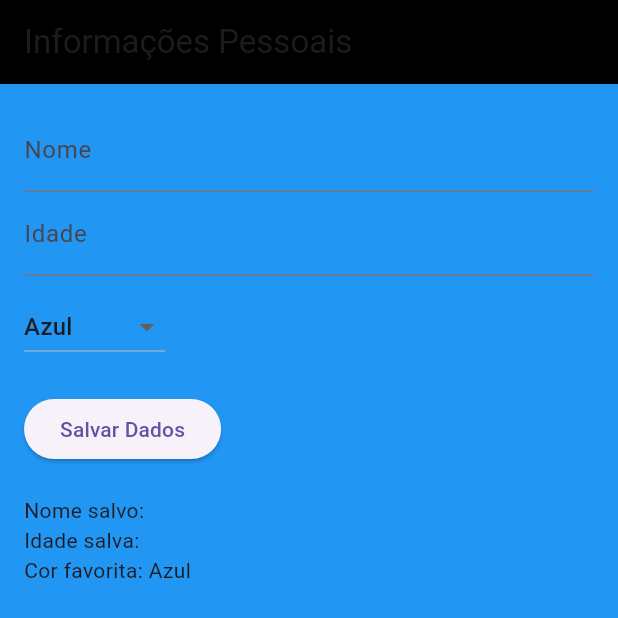
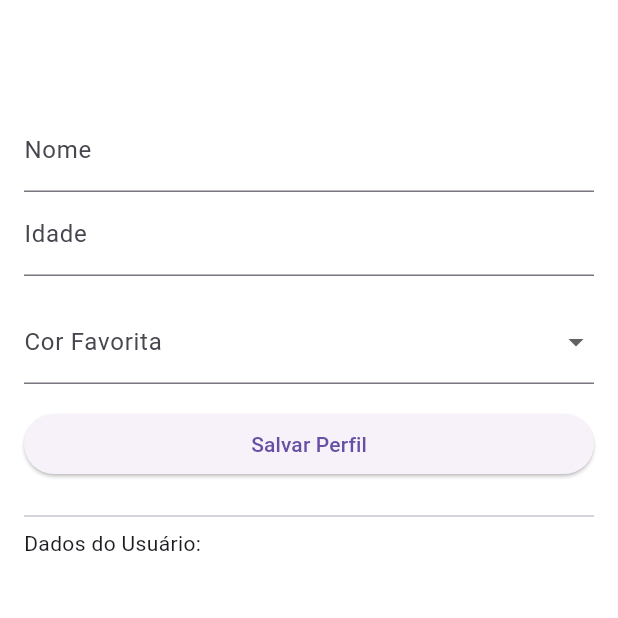
Before and after one commit to julia1626/meu_perfil_persistente, a Flutter app: the screen it shows after launch, on a phone screen of 412 x 824 dp, the top half of it. Run offline on Flutter 3.47's test engine with Material 3 defaults, Android fonts, the phone set to English and light mode, and no system bars; our stand-ins replace shared_preferences.

Commit message:
15/05/2025

```diff
--- a/exercicio_meu_perfil_persistente/lib/main.dart
+++ b/exercicio_meu_perfil_persistente/lib/main.dart
@@ -1,13 +1,128 @@
+//criar um tela de perfil persistente, que muda de cor ao selecionar salvar a cor
 import 'package:flutter/material.dart';
+import 'package:shared_preferences/shared_preferences.dart';
 
-import 'tela_inicial.dart';
-void main() {
-  runApp(MaterialApp(
-    initialRoute: "/",
-    routes: {
-      "/": (context) => TelaInicial(),
-    },
-    theme: ThemeData(brightness: Brightness.light),
-    darkTheme: ThemeData(brightness: Brightness.dark),
-  ));
+void main(){ //função principal. que vai fazer rodar a tela inicial
+ runApp(MaterialApp( //widget raiz (principal - Elementos Visual)
+  //home
+  home: PerfilPage(),
+  //consfigurações de rota
+  // routes: ,
+  //configurações de tema
+ ));
 }
+
+class PerfilPage extends StatefulWidget{ //Tela Dinâmica
+  //chamar o createState
+  @override
+  State<PerfilPage> createState()=> _PerfilPageState(); //chamar a mudança de estado da página
+}
+
+class _PerfilPageState extends State<PerfilPage>{
+  //atributos
+  TextEditingController _nomeController = TextEditingController();
+  TextEditingController _idadeController = TextEditingController();
+
+  String? _nome; //permite a variavel nula inicialmente
+  String? _idade;
+
+  String? _cor;
+  Color _corFundo = Colors.white; //cor inical do meu aplicativo
+
+  Map<String,Color> coresDisponiveis={
+    "Azul": Colors.blue,
+    "Verde": Colors.green,
+    "Vermelho": Colors.red,
+    "Amarelo": Colors.yellow,
+    "Cinza": Colors.grey,
+    "Preto": Colors.black,
+    "Branco": Colors.white,
+    "Rosa": Colors.pink,
+  };
+
+
+  //métodos
+  @override
+  void initState() {//método para carregar as informações antes de buildar a tela
+    // TODO: implement initState
+    super.initState();
+    _carregarPreferencias();
+  }
+
+  _carregarPreferencias() async{//metodo assuincrono (método que ira conectar com uam base de dados)
+    //conectar com a shared Preferences
+    SharedPreferences _prefs = await SharedPreferences.getInstance();
+    setState(() { //mudança de estado
+      _nome = _prefs.getString("nome");
+      _idade = _prefs.getString("idade");
+      _cor = _prefs.getString("cor");
+      if(_cor != null){
+        _corFundo = coresDisponiveis[_cor!]!; //cor não poder ser nullo
+      }
+    });
+  }
+
+  _salvarPreferencias() async{
+    SharedPreferences _prefs = await SharedPreferences.getInstance();
+    _nome = _nomeController.text.trim();
+    _idade = _idadeController.text.trim();
+    _corFundo = coresDisponiveis[_cor!]!;
+    await _prefs.setString("nome", _nome ?? "");
+    await _prefs.setString("idade", _idade ?? "");
+    await _prefs.setString("cor", _cor ?? "Branco");
+    setState(() {
+
+    });
+  }
+
+  @override
+  Widget build(BuildContext context) {
+    // TODO: implement build
+    return Scaffold(
+      backgroundColor: _corFundo,
+      appBar: AppBar(title: Text("Meu Perfil",
+          style: TextStyle(color: _cor=="Branco"? Colors.black : Colors.white ),),
+        backgroundColor: _corFundo,),
+      body: Padding(padding: EdgeInsets.all(16), child: ListView(
+        children: [
+          TextField(
+            controller: _nomeController,
+            decoration: InputDecoration(labelText: "Nome"),
+          ),
+          TextField(
+            controller: _idadeController,
+            decoration: InputDecoration(labelText: "Idade"),
+          ),
+          SizedBox(height: 16,),
+          DropdownButtonFormField(
+            value: _cor,
+            decoration: InputDecoration(labelText: "Cor Favorita"),
+            items: coresDisponiveis.keys.map(
+              (cor){
+                return DropdownMenuItem(
+                  value: cor,
+                  child: Text(cor));
+              }
+            ).toList(),
+            onChanged: (valor){
+              setState(() {
+                _cor = valor;
+              });
+            }),
+          SizedBox(height: 16,),
+          ElevatedButton(onPressed: _salvarPreferencias, child: Text("Salvar Perfil")),
+          SizedBox(height: 16,),
+          Divider(),
+          Text("Dados do Usuário:"),
+          //usar um if dentro do widget
+          if(_nome !=null)
+            Text("Nome: $_nome",style: TextStyle(color: _cor=="Branco"? Colors.black : Colors.white )),
+          if(_idade !=null)
+            Text("Idade: $_idade",style: TextStyle(color: _cor=="Branco"? Colors.black : Colors.white )),
+
+        ],
+      ),),
+    );
+  }
+
+}
--- a/exercicio_meu_perfil_persistente/lib/tela_inicial.dart
+++ /dev/null
@@ -1,114 +0,0 @@
-// Tela_inicial.dart
-import 'package:flutter/material.dart';
-import 'package:shared_preferences/shared_preferences.dart';
-
-class TelaInicial extends StatefulWidget {
-  const TelaInicial({super.key});
-
-  @override
-  State<TelaInicial> createState() => _TelaInicialState();
-}
-
-class _TelaInicialState extends State<TelaInicial> {
-  final TextEditingController _nomeController = TextEditingController();
-  final TextEditingController _idadeController = TextEditingController();
-  String _corSelecionada = 'Azul';
-  Color _corFundo = Colors.white;
-
-  String _nomeSalvo = '';
-  String _idadeSalva = '';
-  String _corSalva = '';
-
-  final Map<String, Color> coresDisponiveis = {
-    'Azul': Colors.blue,
-    'Verde': Colors.green,
-    'Vermelho': Colors.red,
-    'Rosa': Colors.pink,
-    'Roxo': Colors.deepPurple
-  };
-
-  @override
-  void initState() {
-    super.initState();
-    _carregarDados();
-  }
-
-  Future<void> _salvarDados() async {
-    SharedPreferences prefs = await SharedPreferences.getInstance();
-    await prefs.setString('nome', _nomeController.text);
-    await prefs.setString('idade', _idadeController.text);
-    await prefs.setString('cor', _corSelecionada);
-
-    setState(() {
-      _nomeSalvo = _nomeController.text;
-      _idadeSalva = _idadeController.text;
-      _corSalva = _corSelecionada;
-      _corFundo = coresDisponiveis[_corSalva]!;
-    });
-  }
-
-  Future<void> _carregarDados() async {
-    SharedPreferences prefs = await SharedPreferences.getInstance();
-    setState(() {
-      _nomeSalvo = prefs.getString('nome') ?? '';
-      _idadeSalva = prefs.getString('idade') ?? '';
-      _corSalva = prefs.getString('cor') ?? 'Azul';
-      _corFundo = coresDisponiveis[_corSalva] ?? Colors.white;
-      _nomeController.text = _nomeSalvo;
-      _idadeController.text = _idadeSalva;
-      _corSelecionada = _corSalva;
-    });
-  }
-
-  @override
-  Widget build(BuildContext context) {
-    return Scaffold(
-      backgroundColor: _corFundo,
-      appBar: AppBar(
-        title: const Text('Informações Pessoais'),
-        backgroundColor: Colors.black,
-      ),
-      body: Padding(
-        padding: const EdgeInsets.all(16.0),
-        child: Column(
-          crossAxisAlignment: CrossAxisAlignment.start,
-          children: [
-            TextField(
-              controller: _nomeController,
-              decoration: const InputDecoration(labelText: 'Nome'),
-            ),
-            TextField(
-              controller: _idadeController,
-              keyboardType: TextInputType.number,
-              decoration: const InputDecoration(labelText: 'Idade'),
-            ),
-            const SizedBox(height: 10),
-            DropdownButton<String>(
-              value: _corSelecionada,
-              onChanged: (String? novaCor) {
-                setState(() {
-                  _corSelecionada = novaCor!;
-                });
-              },
-              items: coresDisponiveis.keys.map((String cor) {
-                return DropdownMenuItem<String>(
-                  value: cor,
-                  child: Text(cor),
-                );
-              }).toList(),
-            ),
-            const SizedBox(height: 20),
-            ElevatedButton(
-              onPressed: _salvarDados,
-              child: const Text('Salvar Dados'),
-            ),
-            const SizedBox(height: 20),
-            Text('Nome salvo: $_nomeSalvo'),
-            Text('Idade salva: $_idadeSalva'),
-            Text('Cor favorita: $_corSalva'),
-          ],
-        ),
-      ),
-    );
-  }
-}
```
